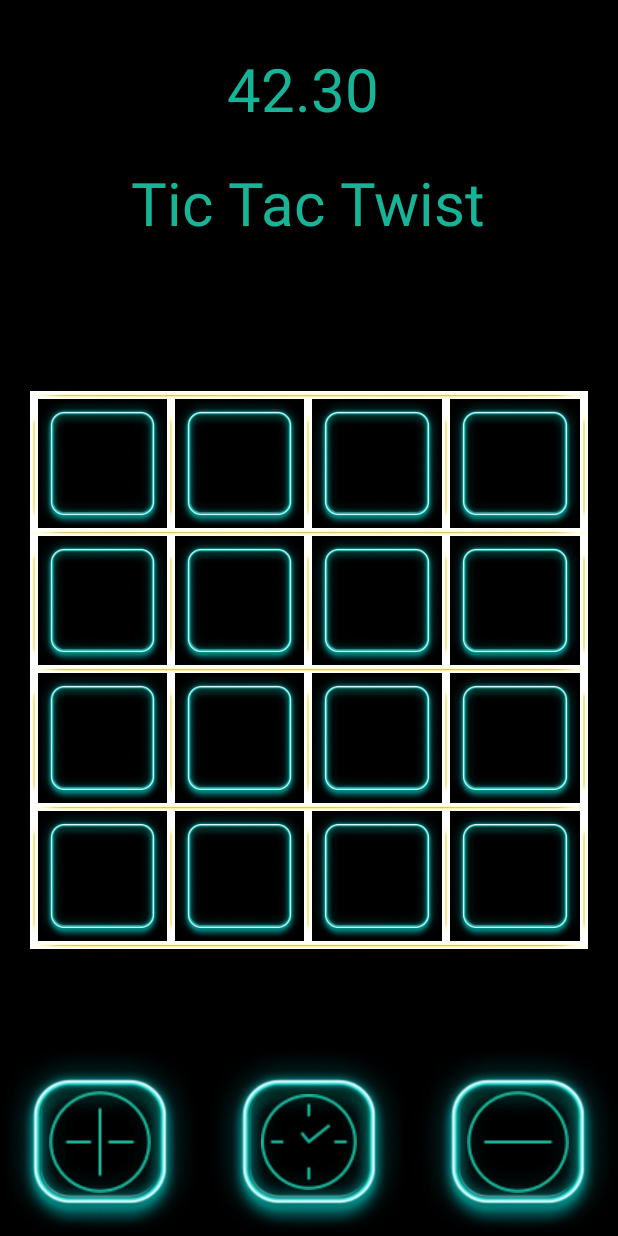
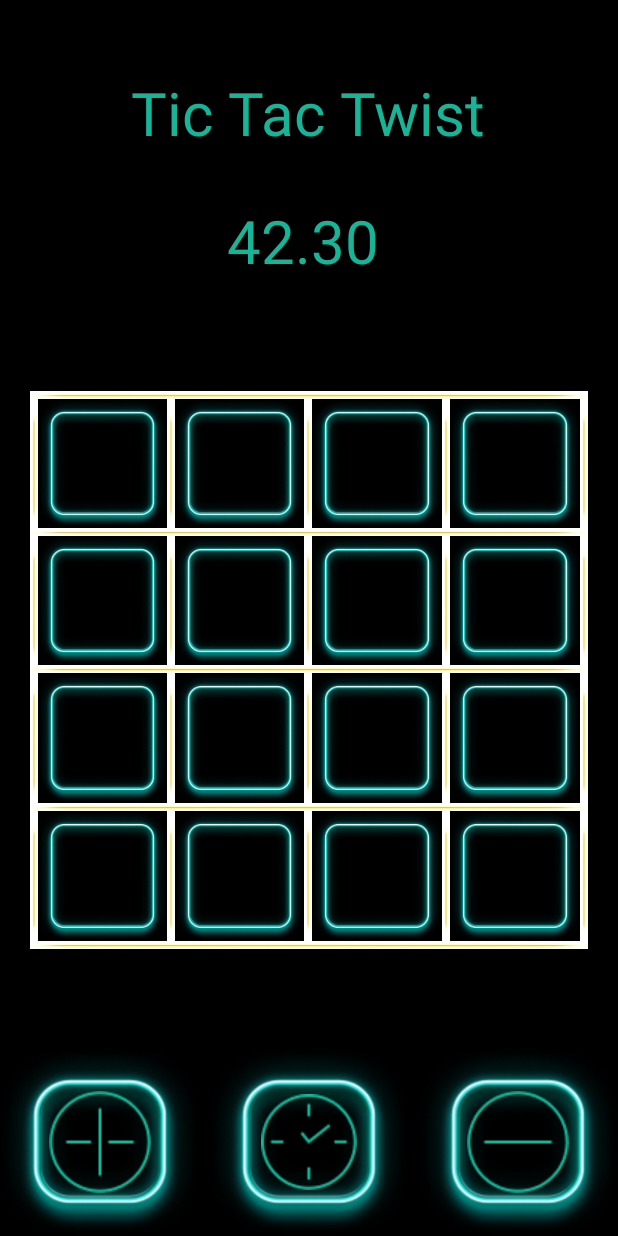
Before and after one commit to theboomstick123/AndroidProg, an Android app: the GameActivity screen opened directly, with no data from a screen before it, on a phone screen of 412 x 824 dp. Run offline under Robolectric (Android 15) with nearby library versions, the phone set to English and light mode, and no system bars; 22 statements that could not run were skipped.

Commit message:
switches time and turn places

```diff
--- a/app/src/main/res/layout/activity_game.xml
+++ b/app/src/main/res/layout/activity_game.xml
@@ -13,14 +13,15 @@
         android:id="@+id/txtvTurnView"
         android:layout_width="wrap_content"
         android:layout_height="wrap_content"
-        android:layout_marginTop="8dp"
+        android:layout_marginTop="16dp"
         android:text="Tic Tac Twist"
         android:textColor="@color/bettercyan"
         android:textSize="40sp"
+        app:layout_constraintBottom_toTopOf="@+id/txtvTimerView"
         app:layout_constraintEnd_toEndOf="parent"
         app:layout_constraintHorizontal_bias="0.497"
         app:layout_constraintStart_toStartOf="parent"
-        app:layout_constraintTop_toBottomOf="@+id/txtvTimerView" />
+        app:layout_constraintTop_toTopOf="parent" />
 
     <LinearLayout
         android:id="@+id/linearLayout"
@@ -301,14 +302,15 @@
         android:id="@+id/txtvTimerView"
         android:layout_width="108dp"
         android:layout_height="68dp"
-        android:layout_marginTop="32dp"
         android:text="60"
         android:textColor="@color/bettercyan"
         android:textSize="40dp"
+        app:layout_constraintBottom_toTopOf="@+id/linearLayout"
         app:layout_constraintEnd_toEndOf="parent"
         app:layout_constraintHorizontal_bias="0.498"
         app:layout_constraintStart_toStartOf="parent"
-        app:layout_constraintTop_toTopOf="parent" />
+        app:layout_constraintTop_toTopOf="parent"
+        app:layout_constraintVertical_bias="0.773" />
 
 
 </androidx.constraintlayout.widget.ConstraintLayout>
```
